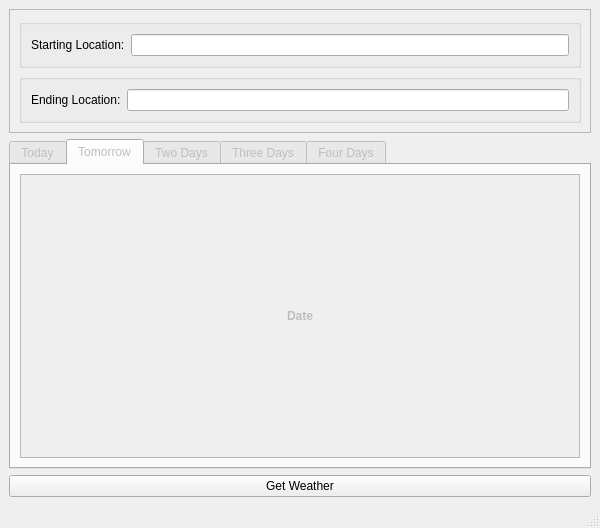
First picture: the form in weathertrek.ui, repository JeffHoogland/weathertrek, before the edit.
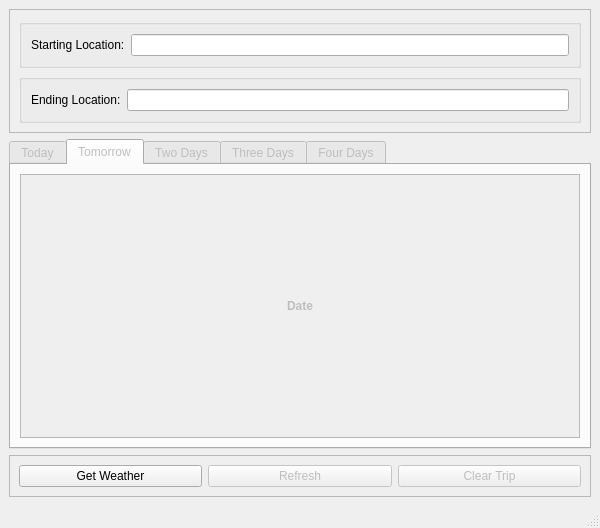
Second picture: the form after the edit. The open tabs and pages were chosen to show the change.

Commit message: Added refresh and clear buttons

The edit to the form file:
```diff
--- a/weathertrek.ui
+++ b/weathertrek.ui
@@ -121,8 +121,8 @@
             <rect>
              <x>0</x>
              <y>0</y>
-             <width>558</width>
-             <height>203</height>
+             <width>64</width>
+             <height>39</height>
             </rect>
            </property>
            <layout class="QVBoxLayout" name="tomorrowLayout">
@@ -241,10 +241,42 @@
      </widget>
     </item>
     <item>
-     <widget class="QPushButton" name="startButton">
-      <property name="text">
-       <string>Get Weather</string>
+     <widget class="QFrame" name="frame_2">
+      <property name="frameShape">
+       <enum>QFrame::StyledPanel</enum>
       </property>
+      <property name="frameShadow">
+       <enum>QFrame::Raised</enum>
+      </property>
+      <layout class="QHBoxLayout" name="horizontalLayout_3">
+       <item>
+        <widget class="QPushButton" name="startButton">
+         <property name="text">
+          <string>Get Weather</string>
+         </property>
+        </widget>
+       </item>
+       <item>
+        <widget class="QPushButton" name="refreshButton">
+         <property name="enabled">
+          <bool>false</bool>
+         </property>
+         <property name="text">
+          <string>Refresh</string>
+         </property>
+        </widget>
+       </item>
+       <item>
+        <widget class="QPushButton" name="clearButton">
+         <property name="enabled">
+          <bool>false</bool>
+         </property>
+         <property name="text">
+          <string>Clear Trip</string>
+         </property>
+        </widget>
+       </item>
+      </layout>
      </widget>
     </item>
    </layout>
```
Left out of the diff: 14 changed lines with no effect on the pictures. The commit also changes 8 other files.
